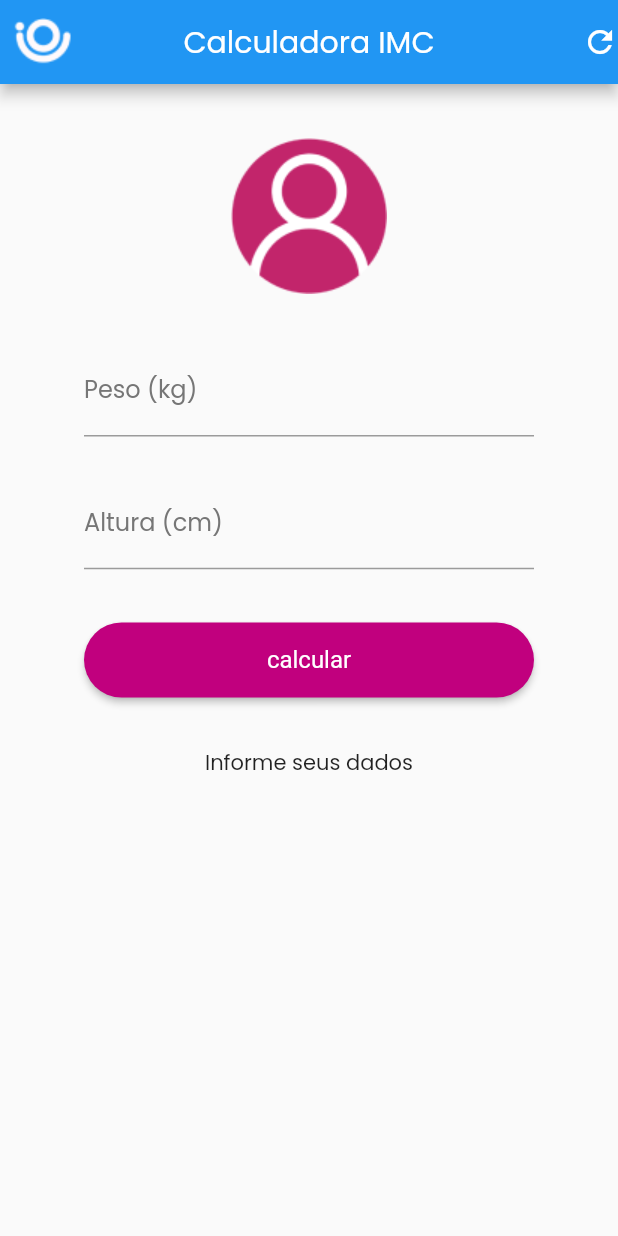
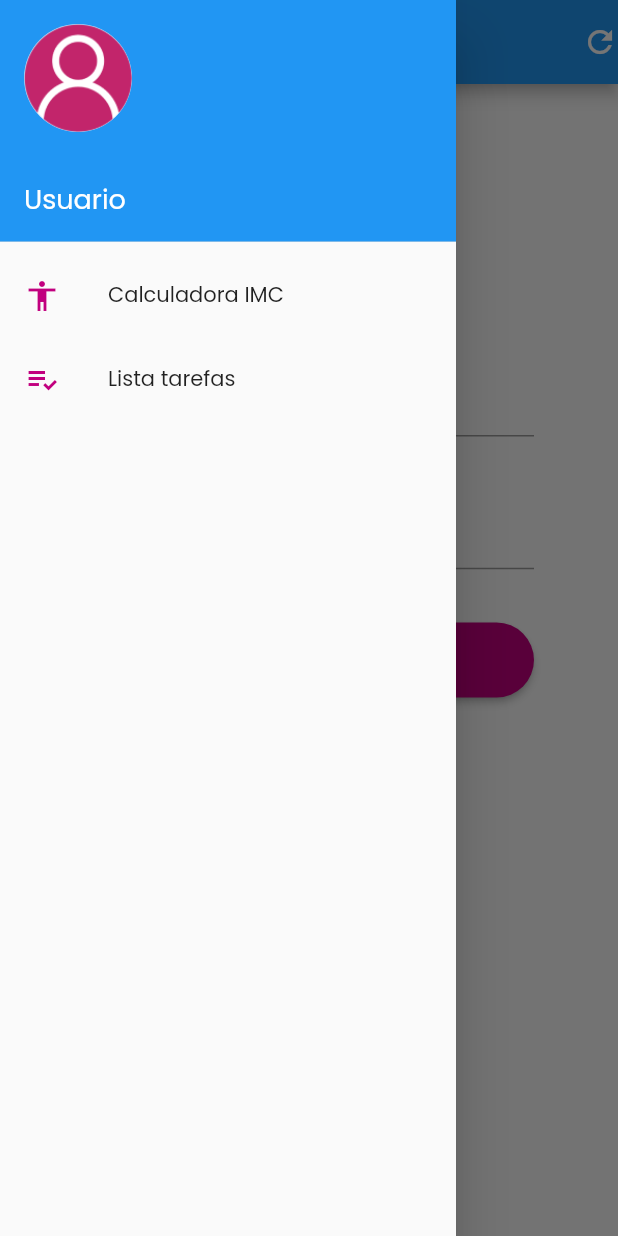
Before and after one commit to arthurkaizer/Calculadora-IMC-flutter, a Flutter app: the CalculatorPage screen opened by its route, with the side drawer open (before the commit the screen has no drawer), on a phone screen of 412 x 824 dp. Run offline on Flutter 3.47's test engine with Material 2 defaults, Android fonts, the phone set to English and light mode, and no system bars.

Commit message:
feat(navigation): side menu for navigation done

```diff
--- a/lib/pages/calculator/calculator_page.dart
+++ b/lib/pages/calculator/calculator_page.dart
@@ -1,16 +1,8 @@
+import 'package:calculadora_imc/widgets/NavDrawer.dart';
 import 'package:flutter/material.dart';
 
 class CalculatorPage extends StatefulWidget {
   CalculatorPage({Key? key, required this.title}) : super(key: key);
-
-  // This widget is the home page of your application. It is stateful, meaning
-  // that it has a State object (defined below) that contains fields that affect
-  // how it looks.
-
-  // This class is the configuration for the state. It holds the values (in this
-  // case the title) provided by the parent (in this case the App widget) and
-  // used by the build method of the State. Fields in a Widget subclass are
-  // always marked "final".
 
   final String title;
 
@@ -23,29 +15,28 @@ class _CalculatorPageState extends State<CalculatorPage> {
   TextEditingController weightController = TextEditingController();
 
   String textInfo = "Informe seus dados";
-  void _resetFields(){
+  void _resetFields() {
     heightController.clear();
     weightController.text = "";
   }
 
-
-  void _calculateIMC(){
-    double height = double.parse(heightController.text)/100;
+  void _calculateIMC() {
+    double height = double.parse(heightController.text) / 100;
     double weight = double.parse(weightController.text);
 
-    double imc = weight/(height * height);
+    double imc = weight / (height * height);
 
-    if(imc < 18.5){
+    if (imc < 18.5) {
       textInfo = "Abaixo do peso ${imc.toStringAsPrecision(2)}";
-    }else if(imc <= 24.9){
+    } else if (imc <= 24.9) {
       textInfo = "No peso ${imc.toStringAsPrecision(2)}";
-    }else if(imc <= 29.9){
+    } else if (imc <= 29.9) {
       textInfo = "Acima do peso ${imc.toStringAsPrecision(2)}";
-    }else if(imc <= 34.9){
+    } else if (imc <= 34.9) {
       textInfo = "Obesidade grau I ${imc.toStringAsPrecision(2)}";
-    }else if(imc <= 39.9){
+    } else if (imc <= 39.9) {
       textInfo = "Obesidade grau II ${imc.toStringAsPrecision(2)}";
-    }else{
+    } else {
       textInfo = "Obesidade grau III ${imc.toStringAsPrecision(2)}";
     }
   }
@@ -59,16 +50,35 @@ class _CalculatorPageState extends State<CalculatorPage> {
     // fast, so that you can just rebuild anything that needs updating rather
     // than having to individually change instances of widgets.
     return Scaffold(
+      drawer: NavDrawer(),
       appBar: AppBar(
         centerTitle: true,
-        leading: Image.asset('assets/images/logo_home_1.png'),
-        title: Text('Calculadora IMC'),
+        title: Row(
+          mainAxisAlignment: MainAxisAlignment.start,
+          children: [
+            Image.asset(
+              'assets/images/logo_home_1.png',
+              fit: BoxFit.contain,
+              height: 32,
+            ),
+            Container(
+              padding: const EdgeInsets.all(8.0),
+              margin: EdgeInsets.only(left: 25),
+              child: Text(
+                'Calculadora IMC',
+                style: TextStyle(
+                  fontSize: 14,
+                ),
+              )
+            ),
+          ],
+        ),
         actions: [
           GestureDetector(
-            onTap: () => {
-              _resetFields()
-            },
-            child: Icon(Icons.refresh,),
+            onTap: () => {_resetFields()},
+            child: Icon(
+              Icons.refresh,
+            ),
           )
         ],
       ),
--- /dev/null
+++ b/lib/widgets/NavDrawer.dart
@@ -0,0 +1,41 @@
+import 'package:flutter/material.dart';
+
+class NavDrawer extends StatelessWidget {
+  @override
+  Widget build(BuildContext context) {
+    return Drawer(
+        child: ListView(
+          padding: EdgeInsets.zero,
+          children: <Widget>[
+            UserAccountsDrawerHeader(
+              accountName: Text(
+                "Usuario",
+                style: TextStyle(
+                  fontSize: 18,
+                ),
+                ),
+              accountEmail: null,
+              currentAccountPicture: CircleAvatar(
+                foregroundColor: Color(0xFFC1007E),
+                backgroundImage: AssetImage('assets/images/icon_person.png'),
+              ),
+            ),
+            ListTile(
+              leading: Icon(Icons.accessibility, color: Color(0xFFC1007E),),
+              title: Text("Calculadora IMC"),
+              onTap: (){
+                Navigator.pushNamed(context, '/calculator');
+              },
+            ),
+            ListTile(
+              leading: Icon(Icons.playlist_add_check, color: Color(0xFFC1007E),),
+              title: Text("Lista tarefas"),
+              onTap: (){
+                Navigator.pushNamed(context, '/todo');
+              },
+            ),
+          ],
+        ),
+    );
+  }
+}
```
Also changed, not shown: lib/main.dart (+6 -11 lines), lib/pages/todolist/todolist_page.dart (added, +49 -0 lines).
